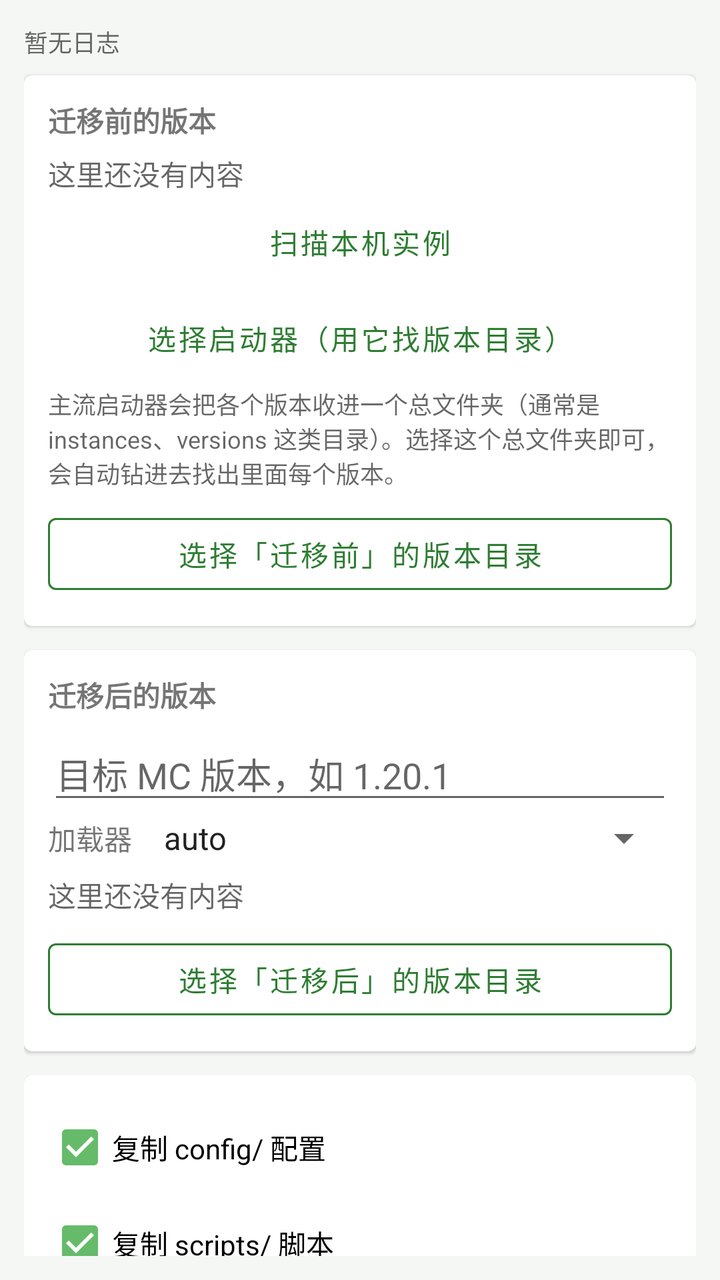
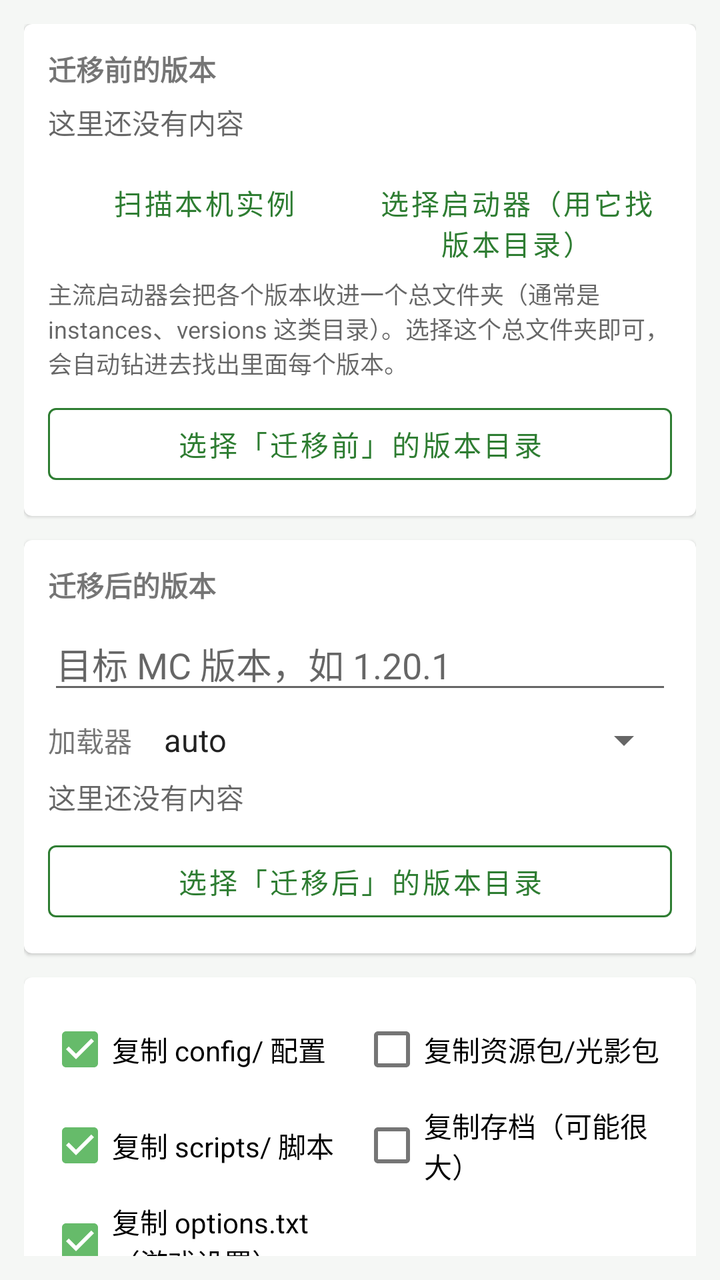

Screens rendered from an Android XML layout before and after an edit, with the pre-edit source and the edit as a unified diff.
<!-- AndroidManifest.xml: application theme Theme.ModMigrator -->
<!-- res/layout/fragment_migration.xml -->
<?xml version="1.0" encoding="utf-8"?>
<androidx.core.widget.NestedScrollView xmlns:android="http://schemas.android.com/apk/res/android"
    android:layout_width="match_parent"
    android:layout_height="match_parent"
    android:padding="12dp">

    <LinearLayout
        android:layout_width="match_parent"
        android:layout_height="wrap_content"
        android:orientation="vertical">

        <TextView
            android:id="@+id/tvLogSummary"
            android:layout_width="match_parent"
            android:layout_height="wrap_content"
            android:layout_marginBottom="8dp"
            android:background="@android:color/transparent"
            android:text="暂无日志"
            android:textColor="@color/textSecondary"
            android:textSize="12sp" />

        <TextView
            android:id="@+id/tvProgress"
            android:layout_width="match_parent"
            android:layout_height="wrap_content"
            android:visibility="gone"
            android:textColor="@color/textSecondary"
            android:textSize="12sp" />

        <com.google.android.material.card.MaterialCardView
            android:layout_width="match_parent"
            android:layout_height="wrap_content"
            android:layout_marginBottom="12dp">

            <LinearLayout
                android:layout_width="match_parent"
                android:layout_height="wrap_content"
                android:orientation="vertical"
                android:padding="12dp">

                <TextView
                    android:layout_width="wrap_content"
                    android:layout_height="wrap_content"
                    android:text="@string/sec_source"
                    android:textStyle="bold" />

                <TextView
                    android:id="@+id/tvSource"
                    android:layout_width="match_parent"
                    android:layout_height="wrap_content"
                    android:layout_marginTop="6dp"
                    android:text="@string/empty_hint"
                    android:textColor="@color/textSecondary" />

                <Button
                    android:id="@+id/btnScanLocal"
                    style="@style/Widget.MaterialComponents.Button.TextButton"
                    android:layout_width="match_parent"
                    android:layout_height="wrap_content"
                    android:text="@string/btn_scan_local" />

                <Button
                    android:id="@+id/btnPickLauncher"
                    style="@style/Widget.MaterialComponents.Button.TextButton"
                    android:layout_width="match_parent"
                    android:layout_height="wrap_content"
                    android:text="@string/cfg_pick_launcher" />

                <TextView
                    android:id="@+id/tvScanHint"
                    android:layout_width="match_parent"
                    android:layout_height="wrap_content"
                    android:text="@string/scan_launcher_dir_hint"
                    android:textColor="@color/textSecondary"
                    android:textSize="12sp" />

                <Button
                    android:id="@+id/btnPickSource"
                    style="@style/AppButtonOutlined"
                    android:layout_width="match_parent"
                    android:layout_height="wrap_content"
                    android:layout_marginTop="8dp"
                    android:text="@string/pick_source" />
            </LinearLayout>
        </com.google.android.material.card.MaterialCardView>

        <com.google.android.material.card.MaterialCardView
            android:layout_width="match_parent"
            android:layout_height="wrap_content"
            android:layout_marginBottom="12dp">

            <LinearLayout
                android:layout_width="match_parent"
                android:layout_height="wrap_content"
                android:orientation="vertical"
                android:padding="12dp">

                <TextView
                    android:layout_width="wrap_content"
                    android:layout_height="wrap_content"
                    android:text="@string/sec_target"
                    android:textStyle="bold" />

                <EditText
                    android:id="@+id/etTargetVersion"
                    android:layout_width="match_parent"
                    android:layout_height="wrap_content"
                    android:layout_marginTop="6dp"
                    android:hint="@string/hint_mc_version"
                    android:inputType="text"
                    android:singleLine="true" />

                <LinearLayout
                    android:layout_width="match_parent"
                    android:layout_height="wrap_content"
                    android:orientation="horizontal">

                    <TextView
                        android:layout_width="wrap_content"
                        android:layout_height="wrap_content"
                        android:layout_gravity="center_vertical"
                        android:text="@string/loader" />

                    <Spinner
                        android:id="@+id/spLoader"
                        android:layout_width="0dp"
                        android:layout_height="wrap_content"
                        android:layout_marginStart="8dp"
                        android:layout_weight="1"
                        android:entries="@array/loaders" />
                </LinearLayout>

                <TextView
                    android:id="@+id/tvTarget"
                    android:layout_width="match_parent"
                    android:layout_height="wrap_content"
                    android:layout_marginTop="6dp"
                    android:text="@string/empty_hint"
                    android:textColor="@color/textSecondary" />

                <Button
                    android:id="@+id/btnPickTarget"
                    style="@style/AppButtonOutlined"
                    android:layout_width="match_parent"
                    android:layout_height="wrap_content"
                    android:layout_marginTop="8dp"
                    android:text="@string/pick_target" />
            </LinearLayout>
        </com.google.android.material.card.MaterialCardView>

        <com.google.android.material.card.MaterialCardView
            android:layout_width="match_parent"
            android:layout_height="wrap_content"
            android:layout_marginBottom="12dp">

            <LinearLayout
                android:layout_width="match_parent"
                android:layout_height="wrap_content"
                android:orientation="vertical"
                android:padding="12dp">

                <CheckBox android:id="@+id/cbConfig" android:layout_width="match_parent" android:layout_height="wrap_content" android:checked="true" android:text="@string/copy_config" />
                <CheckBox android:id="@+id/cbScripts" android:layout_width="match_parent" android:layout_height="wrap_content" android:checked="true" android:text="@string/copy_scripts" />
                <CheckBox android:id="@+id/cbOptions" android:layout_width="match_parent" android:layout_height="wrap_content" android:checked="true" android:text="@string/copy_options" />
                <CheckBox android:id="@+id/cbPacks" android:layout_width="match_parent" android:layout_height="wrap_content" android:text="@string/copy_packs" />
                <CheckBox android:id="@+id/cbSaves" android:layout_width="match_parent" android:layout_height="wrap_content" android:text="@string/copy_saves" />
            </LinearLayout>
        </com.google.android.material.card.MaterialCardView>

        <Button
            android:id="@+id/btnScan"
            android:layout_width="match_parent"
            android:layout_height="wrap_content"
            android:text="@string/btn_scan" />

        <Button
            android:id="@+id/btnDownloadAll"
            style="@style/AppButtonOutlined"
            android:layout_width="match_parent"
            android:layout_height="wrap_content"
            android:text="@string/btn_download_all" />

        <LinearLayout
            android:layout_width="match_parent"
            android:layout_height="wrap_content"
            android:orientation="horizontal">

            <Button
                android:id="@+id/btnDoctor"
                style="@style/AppButtonOutlined"
                android:layout_width="0dp"
                android:layout_height="wrap_content"
                android:layout_weight="1"
                android:text="@string/tool_doctor" />

            <Button
                android:id="@+id/btnDiff"
                style="@style/AppButtonOutlined"
                android:layout_width="0dp"
                android:layout_height="wrap_content"
                android:layout_weight="1"
                android:text="@string/tool_diff" />
        </LinearLayout>

        <Button
            android:id="@+id/btnRun"
            style="@style/AppButtonOutlined"
            android:layout_width="match_parent"
            android:layout_height="wrap_content"
            android:layout_marginTop="8dp"
            android:text="@string/btn_run" />

        <ProgressBar
            android:id="@+id/pb"
            style="?android:attr/progressBarStyleHorizontal"
            android:layout_width="match_parent"
            android:layout_height="wrap_content"
            android:layout_marginTop="8dp"
            android:indeterminate="true"
            android:visibility="gone" />

        <TextView
            android:layout_width="wrap_content"
            android:layout_height="wrap_content"
            android:layout_marginTop="12dp"
            android:text="@string/tab_migration"
            android:textStyle="bold" />

        <androidx.recyclerview.widget.RecyclerView
            android:id="@+id/rvMods"
            android:layout_width="match_parent"
            android:layout_height="wrap_content"
            android:nestedScrollingEnabled="false"
            android:overScrollMode="never" />

        <TextView
            android:layout_width="wrap_content"
            android:layout_height="wrap_content"
            android:layout_marginTop="12dp"
            android:text="@string/log_title"
            android:textStyle="bold" />

        <TextView
            android:id="@+id/tvLog"
            android:layout_width="match_parent"
            android:layout_height="wrap_content"
            android:paddingBottom="24dp"
            android:textColor="@color/textSecondary"
            android:textSize="12sp" />
    </LinearLayout>
</androidx.core.widget.NestedScrollView>
<!-- resources referenced by this layout -->
<resources>
  <string-array name="loaders">
          <item>auto</item>
          <item>fabric</item>
          <item>forge</item>
          <item>neoforge</item>
          <item>quilt</item>
      </string-array>
  <color name="textSecondary">#99000000</color>
  <string name="btn_download_all">一键下载全部模组</string>
  <string name="btn_run">执行迁移</string>
  <string name="btn_scan">扫描并生成迁移方案</string>
  <string name="btn_scan_local">扫描本机实例</string>
  <string name="cfg_pick_launcher">选择启动器（用它找版本目录）</string>
  <string name="copy_config">复制 config/ 配置</string>
  <string name="copy_options">复制 options.txt（游戏设置）</string>
  <string name="copy_packs">复制资源包/光影包</string>
  <string name="copy_saves">复制存档（可能很大）</string>
  <string name="copy_scripts">复制 scripts/ 脚本</string>
  <string name="empty_hint">这里还没有内容</string>
  <string name="hint_mc_version">目标 MC 版本，如 1.20.1</string>
  <string name="loader">加载器</string>
  <string name="log_title">运行日志</string>
  <string name="pick_source">选择「迁移前」的版本目录</string>
  <string name="pick_target">选择「迁移后」的版本目录</string>
  <string name="scan_launcher_dir_hint">主流启动器会把各个版本收进一个总文件夹（通常是 instances、versions 这类目录）。选择这个总文件夹即可，会自动钻进去找出里面每个版本。</string>
  <string name="sec_source">迁移前的版本</string>
  <string name="sec_target">迁移后的版本</string>
  <string name="tab_migration">迁移</string>
  <string name="tool_diff">配置对比</string>
  <string name="tool_doctor">模组体检</string>
  <style name="AppButtonOutlined" parent="Widget.MaterialComponents.Button.OutlinedButton">
          <item name="strokeColor">?attr/colorPrimary</item>
          <item name="android:textColor">?attr/colorPrimary</item>
          <item name="iconTint">?attr/colorPrimary</item>
          <item name="rippleColor">?attr/colorPrimary</item>
      </style>
  <style name="Theme.ModMigrator" parent="Theme.MaterialComponents.DayNight.NoActionBar">
          <item name="colorPrimary">@color/primary</item>
          <item name="colorPrimaryDark">@color/primaryDark</item>
          <item name="colorAccent">@color/accent</item>
          <item name="android:windowBackground">@color/bg</item>
          <item name="android:statusBarColor">@color/primaryDark</item>
          <item name="preferenceTheme">@style/PreferenceThemeOverlay</item>
          
          <item name="materialButtonStyle">@style/AppButton</item>
      </style>
  <color name="primary">#FF2E7D32</color>
  <color name="primaryDark">#FF1B5E20</color>
  <color name="accent">#FF66BB6A</color>
  <color name="bg">#FFF5F7F5</color>
  <style name="AppButton" parent="Widget.MaterialComponents.Button">
          <item name="backgroundTint">?attr/colorPrimary</item>
          <item name="android:textColor">@android:color/white</item>
          <item name="rippleColor">?attr/colorPrimary</item>
      </style>
</resources>

<!-- the commit's change to res/layout/fragment_migration.xml (unified diff, before → after) -->
@@ -9,24 +9,7 @@
         android:layout_height="wrap_content"
         android:orientation="vertical">
 
-        <TextView
-            android:id="@+id/tvLogSummary"
-            android:layout_width="match_parent"
-            android:layout_height="wrap_content"
-            android:layout_marginBottom="8dp"
-            android:background="@android:color/transparent"
-            android:text="暂无日志"
-            android:textColor="@color/textSecondary"
-            android:textSize="12sp" />
-
-        <TextView
-            android:id="@+id/tvProgress"
-            android:layout_width="match_parent"
-            android:layout_height="wrap_content"
-            android:visibility="gone"
-            android:textColor="@color/textSecondary"
-            android:textSize="12sp" />
-
+        
         <com.google.android.material.card.MaterialCardView
             android:layout_width="match_parent"
             android:layout_height="wrap_content"
@@ -52,19 +35,28 @@
                     android:text="@string/empty_hint"
                     android:textColor="@color/textSecondary" />
 
-                <Button
-                    android:id="@+id/btnScanLocal"
-                    style="@style/Widget.MaterialComponents.Button.TextButton"
-                    android:layout_width="match_parent"
-                    android:layout_height="wrap_content"
-                    android:text="@string/btn_scan_local" />
-
-                <Button
-                    android:id="@+id/btnPickLauncher"
-                    style="@style/Widget.MaterialComponents.Button.TextButton"
-                    android:layout_width="match_parent"
-                    android:layout_height="wrap_content"
-                    android:text="@string/cfg_pick_launcher" />
+                <LinearLayout
+                    android:layout_width="match_parent"
+                    android:layout_height="wrap_content"
+                    android:layout_marginTop="6dp"
+                    android:orientation="horizontal">
+
+                    <Button
+                        android:id="@+id/btnScanLocal"
+                        style="@style/Widget.MaterialComponents.Button.TextButton"
+                        android:layout_width="0dp"
+                        android:layout_height="wrap_content"
+                        android:layout_weight="1"
+                        android:text="@string/btn_scan_local" />
+
+                    <Button
+                        android:id="@+id/btnPickLauncher"
+                        style="@style/Widget.MaterialComponents.Button.TextButton"
+                        android:layout_width="0dp"
+                        android:layout_height="wrap_content"
+                        android:layout_weight="1"
+                        android:text="@string/cfg_pick_launcher" />
+                </LinearLayout>
 
                 <TextView
                     android:id="@+id/tvScanHint"
@@ -84,6 +76,7 @@
             </LinearLayout>
         </com.google.android.material.card.MaterialCardView>
 
+        
         <com.google.android.material.card.MaterialCardView
             android:layout_width="match_parent"
             android:layout_height="wrap_content"
@@ -113,6 +106,7 @@
                 <LinearLayout
                     android:layout_width="match_parent"
                     android:layout_height="wrap_content"
+                    android:layout_marginTop="6dp"
                     android:orientation="horizontal">
 
                     <TextView
@@ -148,6 +142,7 @@
             </LinearLayout>
         </com.google.android.material.card.MaterialCardView>
 
+        
         <com.google.android.material.card.MaterialCardView
             android:layout_width="match_parent"
             android:layout_height="wrap_content"
@@ -156,34 +151,94 @@
             <LinearLayout
                 android:layout_width="match_parent"
                 android:layout_height="wrap_content"
-                android:orientation="vertical"
+                android:orientation="horizontal"
                 android:padding="12dp">
 
-                <CheckBox android:id="@+id/cbConfig" android:layout_width="match_parent" android:layout_height="wrap_content" android:checked="true" android:text="@string/copy_config" />
-                <CheckBox android:id="@+id/cbScripts" android:layout_width="match_parent" android:layout_height="wrap_content" android:checked="true" android:text="@string/copy_scripts" />
-                <CheckBox android:id="@+id/cbOptions" android:layout_width="match_parent" android:layout_height="wrap_content" android:checked="true" android:text="@string/copy_options" />
-                <CheckBox android:id="@+id/cbPacks" android:layout_width="match_parent" android:layout_height="wrap_content" android:text="@string/copy_packs" />
-                <CheckBox android:id="@+id/cbSaves" android:layout_width="match_parent" android:layout_height="wrap_content" android:text="@string/copy_saves" />
+                <LinearLayout
+                    android:layout_width="0dp"
+                    android:layout_height="wrap_content"
+                    android:layout_weight="1"
+                    android:orientation="vertical">
+
+                    <CheckBox
+                        android:id="@+id/cbConfig"
+                        android:layout_width="match_parent"
+                        android:layout_height="wrap_content"
+                        android:checked="true"
+                        android:text="@string/copy_config" />
+
+                    <CheckBox
+                        android:id="@+id/cbScripts"
+                        android:layout_width="match_parent"
+                        android:layout_height="wrap_content"
+                        android:checked="true"
+                        android:text="@string/copy_scripts" />
+
+                    <CheckBox
+                        android:id="@+id/cbOptions"
+                        android:layout_width="match_parent"
+                        android:layout_height="wrap_content"
+                        android:checked="true"
+                        android:text="@string/copy_options" />
+                </LinearLayout>
+
+                <LinearLayout
+                    android:layout_width="0dp"
+                    android:layout_height="wrap_content"
+                    android:layout_weight="1"
+                    android:orientation="vertical">
+
+                    <CheckBox
+                        android:id="@+id/cbPacks"
+                        android:layout_width="match_parent"
+                        android:layout_height="wrap_content"
+                        android:text="@string/copy_packs" />
+
+                    <CheckBox
+                        android:id="@+id/cbSaves"
+                        android:layout_width="match_parent"
+                        android:layout_height="wrap_content"
+                        android:text="@string/copy_saves" />
+                </LinearLayout>
             </LinearLayout>
         </com.google.android.material.card.MaterialCardView>
 
-        <Button
-            android:id="@+id/btnScan"
-            android:layout_width="match_parent"
-            android:layout_height="wrap_content"
-            android:text="@string/btn_scan" />
-
-        <Button
-            android:id="@+id/btnDownloadAll"
-            style="@style/AppButtonOutlined"
-            android:layout_width="match_parent"
-            android:layout_height="wrap_content"
-            android:text="@string/btn_download_all" />
-
+        
         <LinearLayout
             android:layout_width="match_parent"
             android:layout_height="wrap_content"
             android:orientation="horizontal">
+
+            <Button
+                android:id="@+id/btnScan"
+                android:layout_width="0dp"
+                android:layout_height="wrap_content"
+                android:layout_weight="1"
+                android:text="@string/btn_scan" />
+
+            <Button
+                android:id="@+id/btnRun"
+                android:layout_width="0dp"
+                android:layout_height="wrap_content"
+                android:layout_marginStart="8dp"
+                android:layout_weight="1"
+                android:text="@string/btn_run" />
+        </LinearLayout>
+
+        
+        <LinearLayout
+            android:layout_width="match_parent"
+            android:layout_height="wrap_content"
+            android:layout_marginTop="8dp"
+            android:orientation="horizontal">
+
+            <Button
+                android:id="@+id/btnDownloadAll"
+                style="@style/AppButtonOutlined"
+                android:layout_width="0dp"
+                android:layout_height="wrap_content"
+                android:layout_weight="1"
+                android:text="@string/btn_download_all" />
 
             <Button
                 android:id="@+id/btnDoctor"
@@ -202,14 +257,7 @@
                 android:text="@string/tool_diff" />
         </LinearLayout>
 
-        <Button
-            android:id="@+id/btnRun"
-            style="@style/AppButtonOutlined"
-            android:layout_width="match_parent"
-            android:layout_height="wrap_content"
-            android:layout_marginTop="8dp"
-            android:text="@string/btn_run" />
-
+        
         <ProgressBar
             android:id="@+id/pb"
             style="?android:attr/progressBarStyleHorizontal"
@@ -220,6 +268,15 @@
             android:visibility="gone" />
 
         <TextView
+            android:id="@+id/tvProgress"
+            android:layout_width="match_parent"
+            android:layout_height="wrap_content"
+            android:visibility="gone"
+            android:textColor="@color/textSecondary"
+            android:textSize="12sp" />
+
+        
+        <TextView
             android:layout_width="wrap_content"
             android:layout_height="wrap_content"
             android:layout_marginTop="12dp"
@@ -233,12 +290,21 @@
             android:nestedScrollingEnabled="false"
             android:overScrollMode="never" />
 
+        
         <TextView
             android:layout_width="wrap_content"
             android:layout_height="wrap_content"
             android:layout_marginTop="12dp"
             android:text="@string/log_title"
             android:textStyle="bold" />
+
+        <TextView
+            android:id="@+id/tvLogSummary"
+            android:layout_width="match_parent"
+            android:layout_height="wrap_content"
+            android:layout_marginBottom="4dp"
+            android:textColor="@color/textSecondary"
+            android:textSize="12sp" />
 
         <TextView
             android:id="@+id/tvLog"
